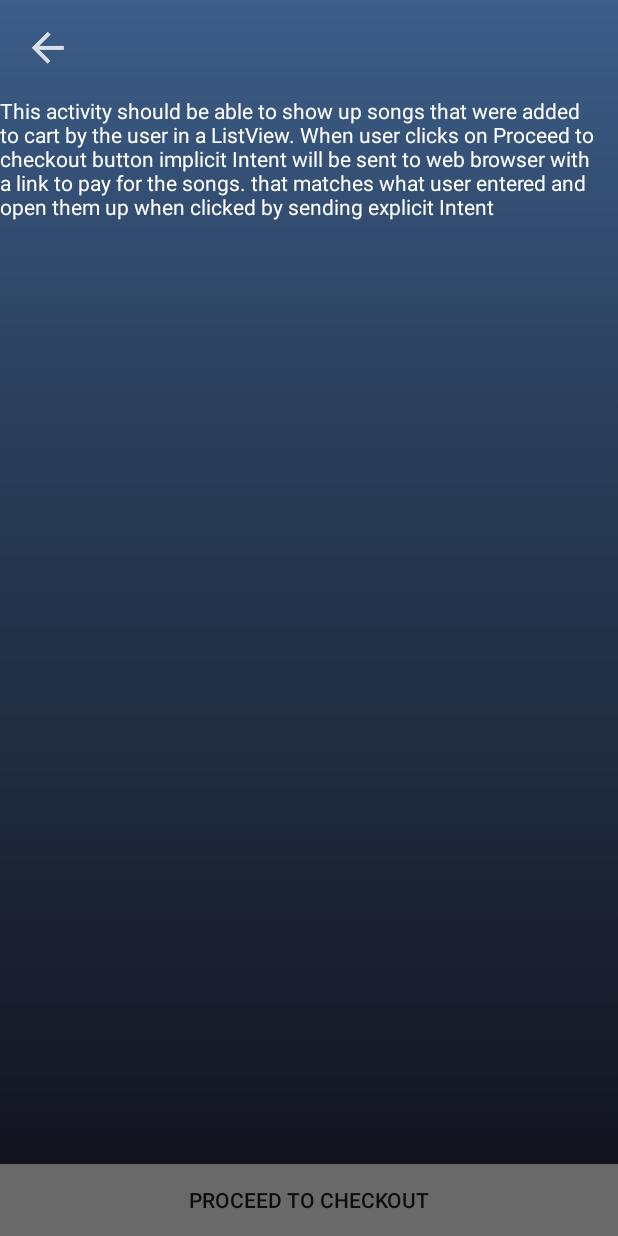
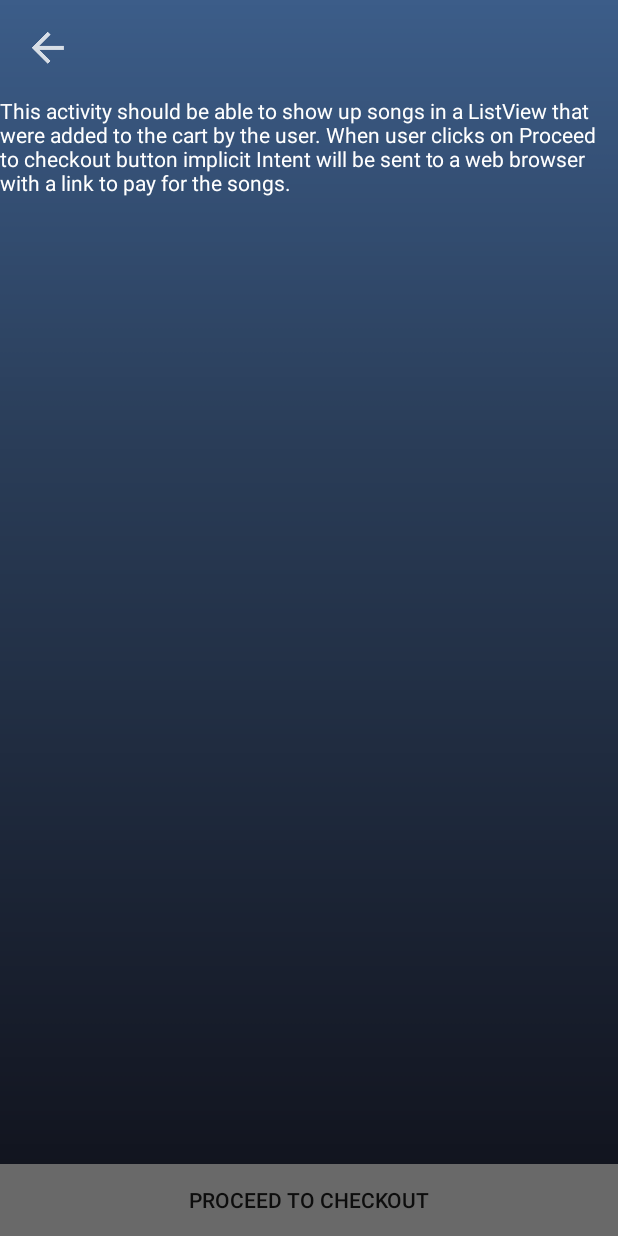
Before and after one commit to edvbal/MusicalStructureApp, an Android app: the BuySongsActivity screen opened directly, with no data from a screen before it, on a phone screen of 412 x 824 dp. Run offline under Robolectric (Android 15) with nearby library versions, the phone set to English and light mode, and no system bars.

Commit message:
Updated explanation TextView strings

```diff
--- a/app/src/main/res/layout/now_playing_layout.xml
+++ b/app/src/main/res/layout/now_playing_layout.xml
@@ -22,8 +22,7 @@
             android:paddingTop="16dp"/>
         <TextView
             android:layout_width="match_parent"
-            android:layout_height="0dp"
-            android:layout_weight="10"
+            android:layout_height="wrap_content"
             android:text="@string/explanationNowPlaying"
             android:textColor="@color/white"/>
 
--- a/app/src/main/res/values/strings.xml
+++ b/app/src/main/res/values/strings.xml
@@ -32,11 +32,11 @@
         depending on the ImageView that is pressed.
     </string>
     <string name="explanationSearch">This activity should be able to show up songs or playlists
-    that matches what user entered and open them up when clicked by sending explicit Intent </string>
-    <string name="explanationBuySongs">This activity should be able to show up songs that were added
-        to cart by the user in a ListView. When user clicks on "Proceed to checkout" button
-        implicit Intent will be sent to web browser with a link to pay for the songs.
-    that matches what user entered and open them up when clicked by sending explicit Intent </string>
+    that matches what user entered in a ListView and open them up when clicked by sending explicit
+        Intent to the NowPlayingActivity</string>
+    <string name="explanationBuySongs">This activity should be able to show up songs in a ListView
+        that were added to the cart by the user. When user clicks on "Proceed to checkout" button
+        implicit Intent will be sent to a web browser with a link to pay for the songs. </string>
     <string name="explanationNowPlaying">This activity should be able to show song image,
     play, stop, change song, shuffle songs and activate repeat modes. MediaPlayer class is needed to
         add this functionality\nThere are a back button at the top which sends explicit intent to
```
